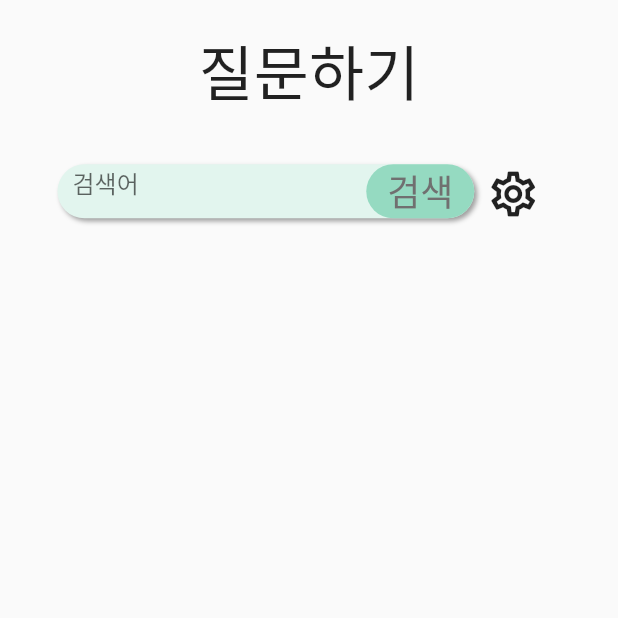
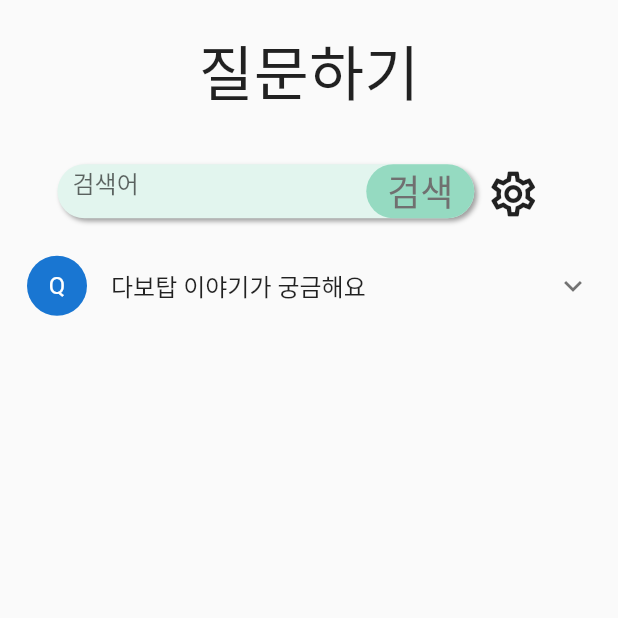
Before and after one commit to minsung521/kiritage, a Flutter app: the Question screen opened by its route, on a phone screen of 412 x 824 dp, the top half of it. Run offline on Flutter 3.47's test engine with Material 2 defaults, Android fonts, the phone set to English and light mode, and no system bars; drawn by our look-alikes of expansion_tile_card; our stand-ins replace audioplayers, carousel_slider, get, image_picker, lottie, sn_progress_dialog; Roboto replaces fonts that are missing (SDChildFund).

Commit message:
add indicator & qustion

```diff
--- a/lib/app/ui/edu/edu_list.dart
+++ b/lib/app/ui/edu/edu_list.dart
@@ -28,7 +28,7 @@ class EduList extends StatelessWidget {
       child: Column(
         children: [
           SizedBox(
-            height: size.height * (20 / UiAssets.xdheight),
+            height: size.height * (70 / UiAssets.xdheight),
           ),
           Text(
             "오늘은 무엇을 배워볼까요?",
--- a/lib/app/ui/question/question.dart
+++ b/lib/app/ui/question/question.dart
@@ -2,6 +2,7 @@ import 'package:flutter/material.dart';
 import 'package:get/get.dart';
 import 'package:kiritage/app/ui/UiAsset.dart';
 import 'package:kiritage/app/ui/home/searchbar.dart';
+import 'package:expansion_tile_card/expansion_tile_card.dart';
 
 class Question extends StatelessWidget {
   const Question({Key? key}) : super(key: key);
@@ -31,6 +32,13 @@ class Question extends StatelessWidget {
           SizedBox(
             height: size.height * (10 / UiAssets.xdheight),
           ),
+          ExpansionTileCard(
+            title: Text("다보탑 이야기가 궁금해요"),
+            leading: CircleAvatar(
+              child: Text("Q"),
+            ),
+            children: [Text("이후 업데이트가 됨에 따라 답변드리도록 하겠습니다")],
+          ),
         ],
       ),
     ));
--- a/pubspec.yaml
+++ b/pubspec.yaml
@@ -34,6 +34,8 @@ dependencies:
   get: ^4.3.8
   lottie: ^1.2.1
   carousel_slider: ^4.0.0
+  sn_progress_dialog: ^1.0.3
+  expansion_tile_card: ^2.0.0
 
 dev_dependencies:
   flutter_test:
```
Also changed, not shown: lib/app/ui/result/result_page.dart (+10 -3 lines), pubspec.lock.
